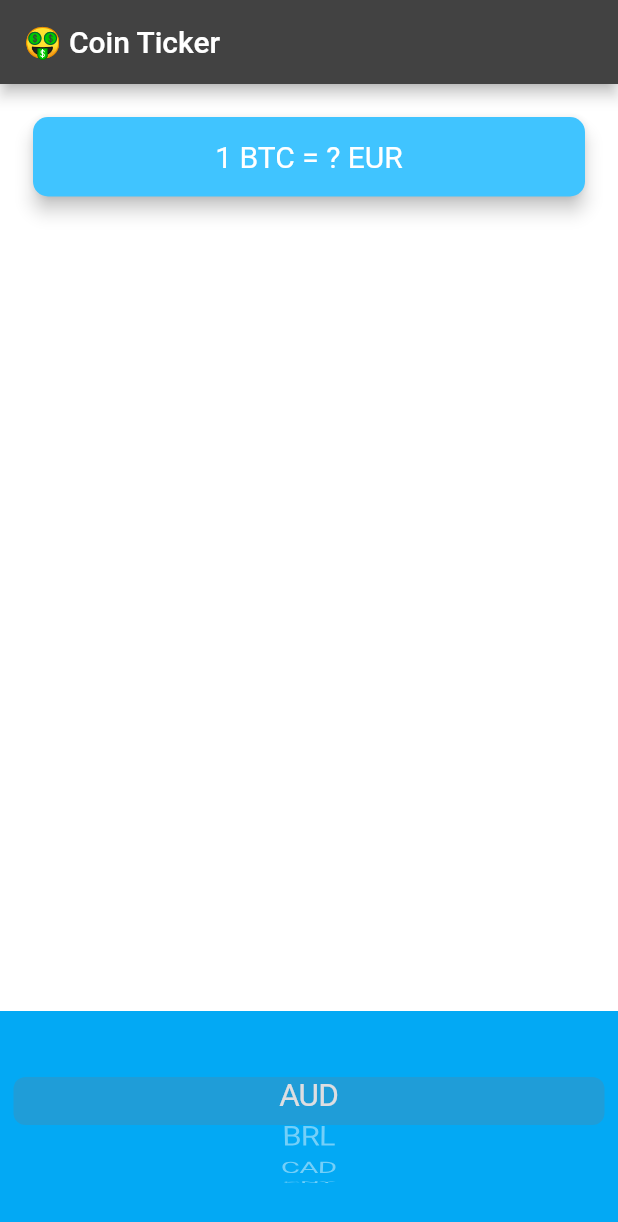
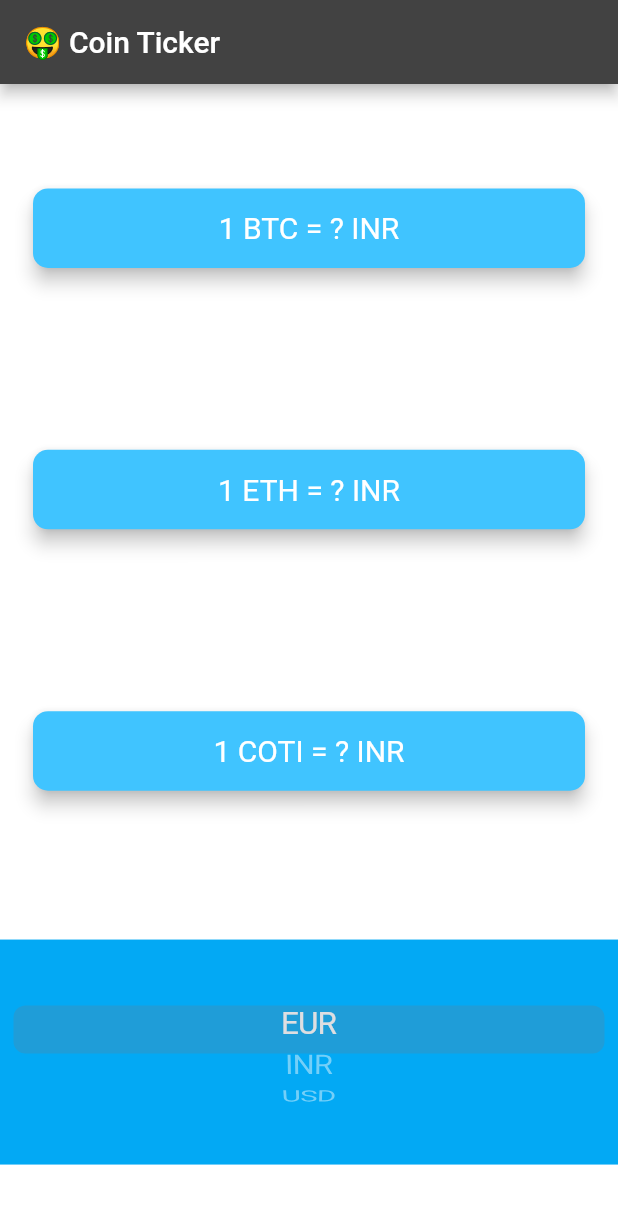
Before and after one commit to yashraj0408/CryptoWatch, a Flutter app: the screen it shows after launch, on a phone screen of 412 x 824 dp. Shown: the top 1222 px of the screen. Run offline on Flutter 3.47's test engine with Material 2 defaults, Android fonts, the phone set to English and light mode, and no system bars.

Commit message:
final commit

```diff
--- a/lib/coin_data.dart
+++ b/lib/coin_data.dart
@@ -1,31 +1,34 @@
 const List<String> currenciesList = [
-  'AUD',
-  'BRL',
-  'CAD',
-  'CNY',
   'EUR',
-  'GBP',
-  'HKD',
-  'IDR',
-  'ILS',
   'INR',
-  'JPY',
-  'MXN',
-  'NOK',
-  'NZD',
-  'PLN',
-  'RON',
-  'RUB',
-  'SEK',
-  'SGD',
   'USD',
-  'ZAR'
 ];
 
-const List<String> cryptoList = [
-  'BTC',
-  'ETH',
-  'LTC',
-];
+// const List<String> cryptoList = [
+//   'BTC',
+//   'ETH',
+//   'LTC',
+// ];
 
-class CoinData {}
+//
+// 'AUD',
+// 'BRL',
+// 'CAD',
+// 'CNY',
+// 'EUR',
+// 'GBP',
+// 'HKD',
+// 'IDR',
+// 'ILS',
+// 'INR',
+// 'JPY',
+// 'MXN',
+// 'NOK',
+// 'NZD',
+// 'PLN',
+// 'RON',
+// 'RUB',
+// 'SEK',
+// 'SGD',
+// 'USD',
+// 'ZAR'
--- a/lib/price_screen.dart
+++ b/lib/price_screen.dart
@@ -1,6 +1,7 @@
 import 'package:flutter/material.dart';
 import 'coin_data.dart';
 import 'package:flutter/cupertino.dart';
+import 'services/network.dart';
 
 class PriceScreen extends StatefulWidget {
   @override
@@ -32,7 +33,36 @@ class _PriceScreenState extends State<PriceScreen> {
   //   return dropDownItems;
   // }
 
-  String? selectedCurrency = 'EUR';
+  String selectedCurrency = 'INR';
+
+  String btcValue = '?';
+  String ethValue = '?';
+  String cotiValue = '?';
+
+  // CoinData coinData = CoinData();
+
+  void getData() async {
+    try {
+      dynamic data = await CoinData().getCoinData();
+      setState(() {
+        btcValue =
+            data['bitcoin'][selectedCurrency.toLowerCase()].toStringAsFixed(0);
+        ethValue =
+            data['ethereum'][selectedCurrency.toLowerCase()].toStringAsFixed(0);
+        cotiValue =
+            data['coti'][selectedCurrency.toLowerCase()].toStringAsFixed(4);
+      });
+    } catch (e) {
+      print(e);
+    }
+  }
+
+  @override
+  void initState() {
+    super.initState();
+    getData();
+  }
+
   @override
   Widget build(BuildContext context) {
     return Scaffold(
@@ -40,7 +70,7 @@ class _PriceScreenState extends State<PriceScreen> {
         title: Text('🤑 Coin Ticker'),
       ),
       body: Column(
-        mainAxisAlignment: MainAxisAlignment.spaceBetween,
+        mainAxisAlignment: MainAxisAlignment.spaceAround,
         crossAxisAlignment: CrossAxisAlignment.stretch,
         children: <Widget>[
           Padding(
@@ -54,7 +84,49 @@ class _PriceScreenState extends State<PriceScreen> {
               child: Padding(
                 padding: EdgeInsets.symmetric(vertical: 15.0, horizontal: 28.0),
                 child: Text(
-                  '1 BTC = ? $selectedCurrency',
+                  '1 BTC = $btcValue $selectedCurrency',
+                  textAlign: TextAlign.center,
+                  style: TextStyle(
+                    fontSize: 20.0,
+                    color: Colors.white,
+                  ),
+                ),
+              ),
+            ),
+          ),
+          Padding(
+            padding: EdgeInsets.fromLTRB(18.0, 18.0, 18.0, 0),
+            child: Card(
+              color: Colors.lightBlueAccent,
+              elevation: 5.0,
+              shape: RoundedRectangleBorder(
+                borderRadius: BorderRadius.circular(10.0),
+              ),
+              child: Padding(
+                padding: EdgeInsets.symmetric(vertical: 15.0, horizontal: 28.0),
+                child: Text(
+                  '1 ETH = $ethValue $selectedCurrency',
+                  textAlign: TextAlign.center,
+                  style: TextStyle(
+                    fontSize: 20.0,
+                    color: Colors.white,
+                  ),
+                ),
+              ),
+            ),
+          ),
+          Padding(
+            padding: EdgeInsets.fromLTRB(18.0, 18.0, 18.0, 0),
+            child: Card(
+              color: Colors.lightBlueAccent,
+              elevation: 5.0,
+              shape: RoundedRectangleBorder(
+                borderRadius: BorderRadius.circular(10.0),
+              ),
+              child: Padding(
+                padding: EdgeInsets.symmetric(vertical: 15.0, horizontal: 28.0),
+                child: Text(
+                  '1 COTI = $cotiValue $selectedCurrency',
                   textAlign: TextAlign.center,
                   style: TextStyle(
                     fontSize: 20.0,
@@ -74,6 +146,7 @@ class _PriceScreenState extends State<PriceScreen> {
               onSelectedItemChanged: (selectedItem) {
                 setState(() {
                   selectedCurrency = currenciesList[selectedItem];
+                  getData();
                 });
               },
               children: getCurrencyList(),
--- a/pubspec.yaml
+++ b/pubspec.yaml
@@ -40,6 +40,7 @@ dependencies:
 dev_dependencies:
   flutter_test:
     sdk: flutter
+  http: ^0.13.5
 
   # The "flutter_lints" package below contains a set of recommended lints to
   # encourage good coding practices. The lint set provided by the package is
```
Also changed, not shown: pubspec.lock.
